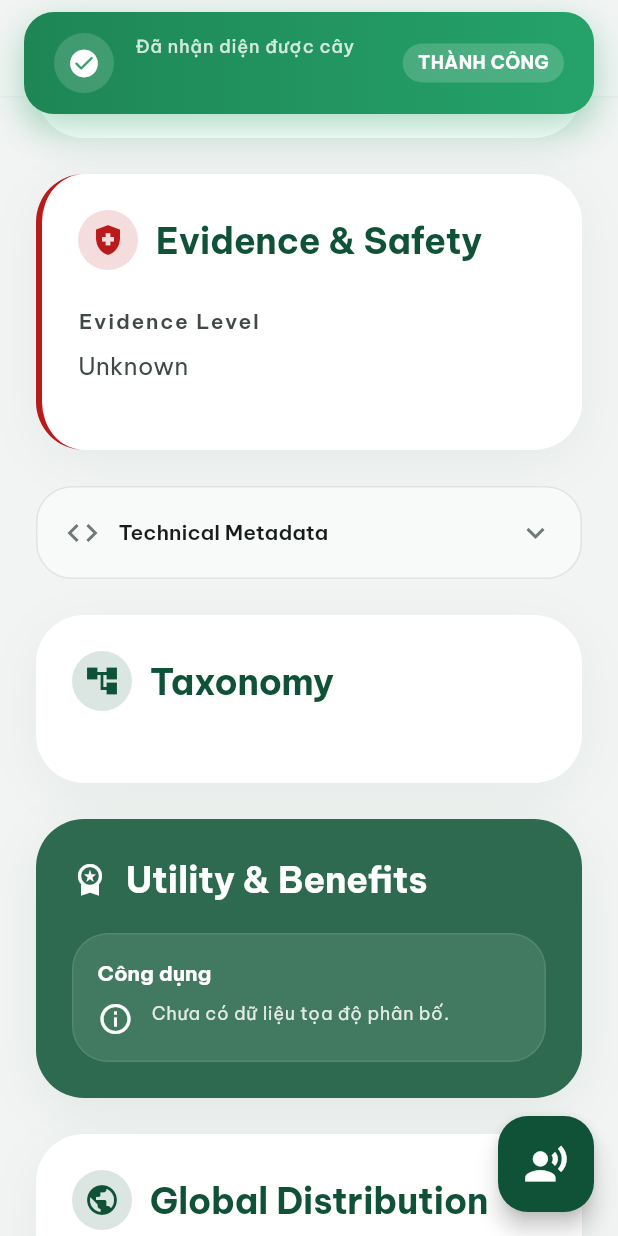
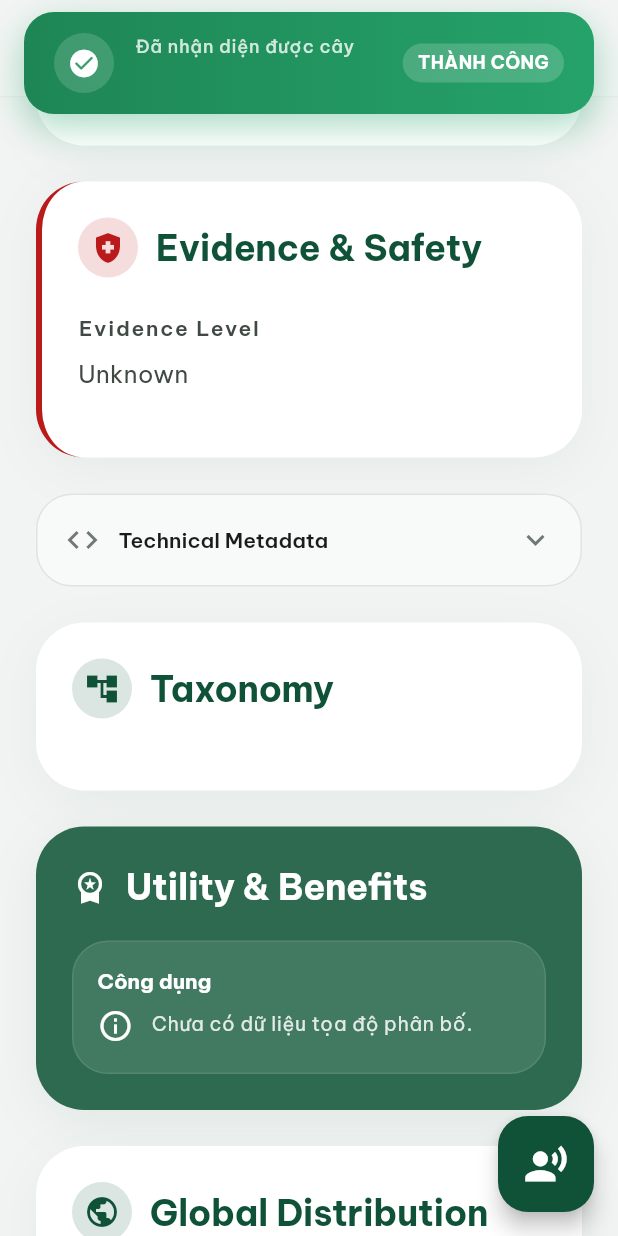
Before and after one commit to baotv-itr/BigPlant_App, a Flutter app: the ScanResultScreen screen opened directly with empty values, scrolled down 576 dp, on a phone screen of 412 x 824 dp. Run offline on Flutter 3.47's test engine with Material 3 defaults, Android fonts, the phone set to English and light mode, and no system bars; our stand-ins replace camera, flutter_map, flutter_tts, google_fonts, image_picker, latlong2 and 1 more; missing offline and left inert: onnxruntime; accounts and stored records are empty; project files that could hold a hidden picture were left out.

Commit message:
improve: Enhance text layout in ScanResultScreen and BenefitTile for better readability

```diff
--- a/lib/features/scan/presentation/screens/scan_result_screen.dart
+++ b/lib/features/scan/presentation/screens/scan_result_screen.dart
@@ -263,12 +263,23 @@ class _ScanResultScreenState extends State<ScanResultScreen> {
                 title: t.t('plant_section_ecology'),
                 icon: Icons.eco,
                 source: plant.sourceForField('description'),
+                child: Column(
+                  crossAxisAlignment: CrossAxisAlignment.start,
+                  children: ScanResultScreen.valueOrPlaceholder(plant.description)
+                      .split('\n')
+                      .map((line) => line.trim())
+                      .where((line) => line.isNotEmpty)
+                      .map((line) => Padding(
+                            padding: const EdgeInsets.only(bottom: 10),
                             child: Text(
-                  ScanResultScreen.valueOrPlaceholder(plant.description),
+                              line,
                               style: Theme.of(context).textTheme.bodyLarge?.copyWith(
                                     color: AppColors.onSurfaceVariant,
-                    height: 1.8,
-                  ),
+                                    height: 1.5,
+                                  ),
+                            ),
+                          ))
+                      .toList(),
                 ),
               ),
               const SizedBox(height: 24),
@@ -1405,12 +1416,24 @@ class _BenefitTile extends StatelessWidget {
               Icon(item.icon, color: AppColors.white),
               const SizedBox(width: 12),
               Expanded(
+                  child: Column(
+                    crossAxisAlignment: CrossAxisAlignment.start,
+                    children: item.description
+                        .split('\n')
+                        .map((line) => line.trim())
+                        .where((line) => line.isNotEmpty)
+                        .map((line) => Padding(
+                              padding: const EdgeInsets.only(bottom: 7),
                               child: Text(
-                  item.description,
+                                line,
                                 style: Theme.of(context).textTheme.bodySmall?.copyWith(
                                       color: Colors.white.withValues(alpha: 0.85),
                                       height: 1.5,
-                  ),
+                                      fontSize: 13,
+                                    ),
+                              ),
+                            ))
+                        .toList(),
                   ),
               ),
             ],
```
Lines whose indentation alone changed are shown as unchanged.
